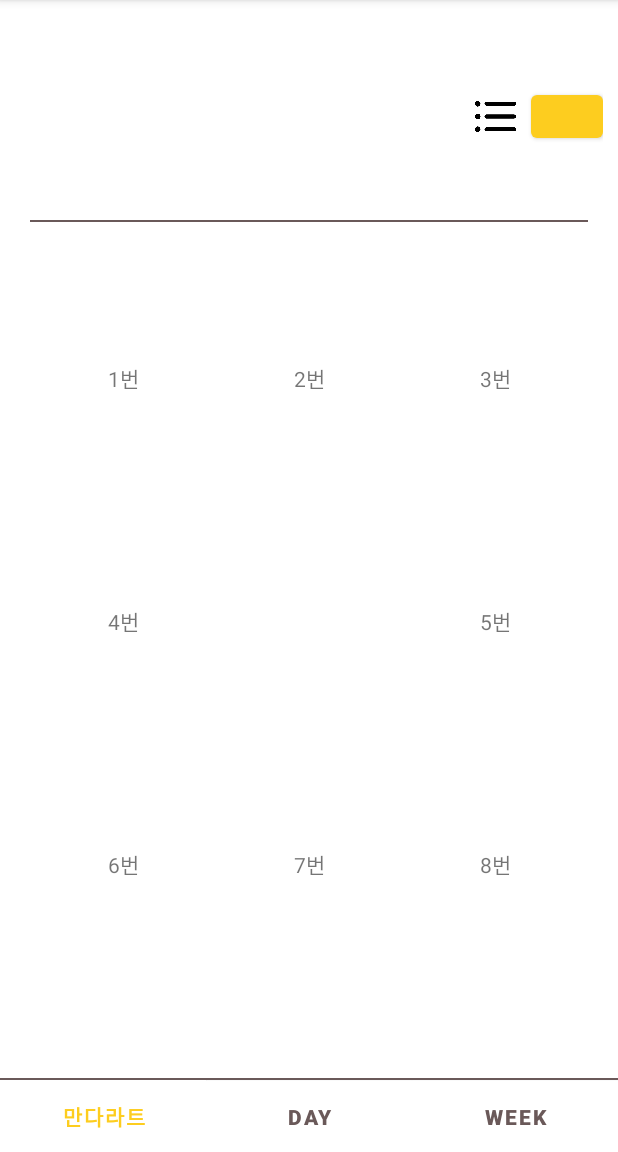
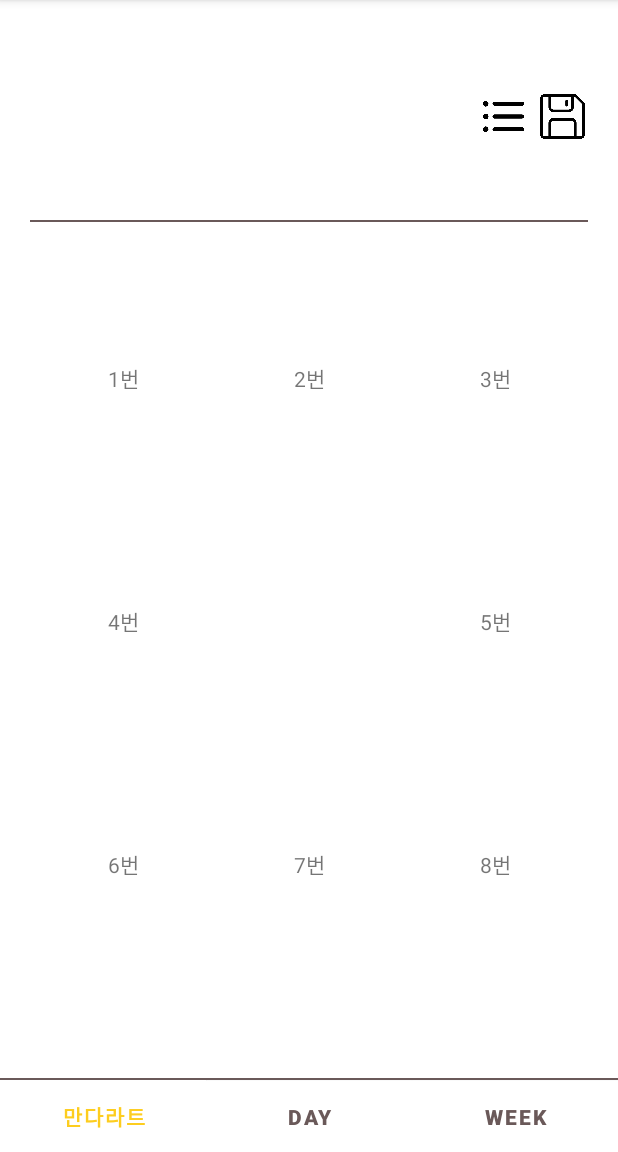
Before and after one commit to at2eindre/mandal, an Android app: the screen it shows after launch (MainActivity), on a phone screen of 412 x 824 dp, the part 84-1236 px from its top. Run offline under Robolectric (Android 15) with nearby library versions, the phone set to English and light mode, and no system bars; 5 statements that could not run were skipped.

Commit message:
다시 다운!

```diff
--- a/app/src/main/res/layout/fragment_mandalart.xml
+++ b/app/src/main/res/layout/fragment_mandalart.xml
@@ -47,13 +47,13 @@
             android:layout_weight="1"
             android:src="@drawable/list"
             />
-
-        <Button
-            android:id="@+id/download"
-            android:layout_width="0dp"
-            android:layout_height="match_parent"
-            android:layout_weight="1"
-            />
+                <ImageView
+                    android:id="@+id/download"
+                    android:layout_width="30dp"
+                    android:layout_height="30dp"
+                    android:layout_marginRight="12dp"
+                    android:background="@drawable/save"
+                    />
     </LinearLayout>
 
             <TextView
```
Also changed, not shown: app/src/main/java/com/example/mandalart/MandalArtFragment.java (+37 -6 lines).
